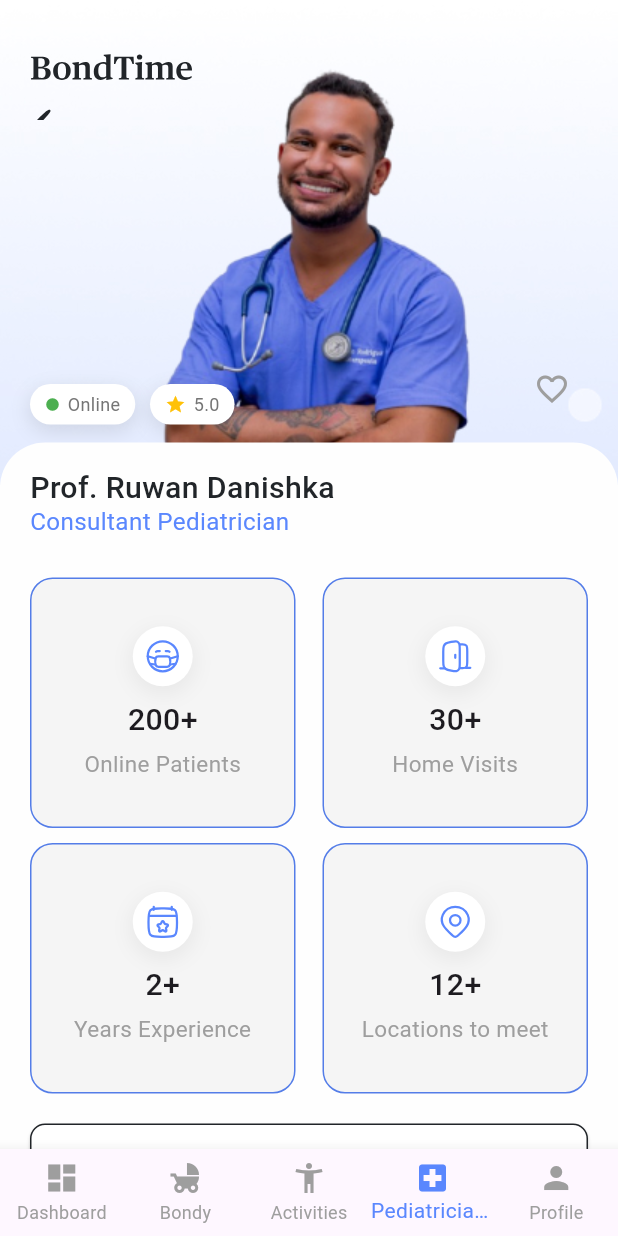
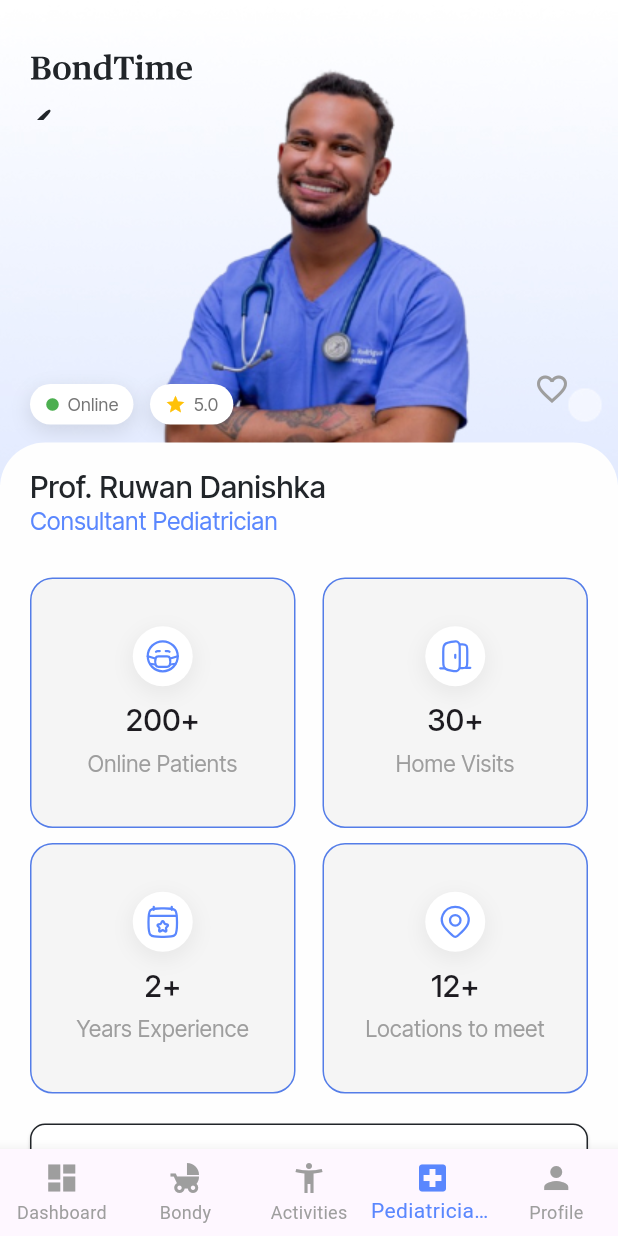
Before and after one commit to BondTime-New/Bondtime-App, a Flutter app: the screen it shows after launch, after a tap on "Reserve", on a phone screen of 412 x 824 dp. Run offline on Flutter 3.47's test engine with Material 3 defaults, Android fonts, the phone set to English and light mode, and no system bars; our stand-ins replace flutter_svg, logger.

Commit message:
feat: Replace delete button with heart icon in Favorites tab & define explicit font weights
- Replaced the delete button in the Favorites tab with the heart (favorite) button for UI consistency.
- Adjusted the spacing between the heart button and the Tel button to maintain proper alignment.

- Updated `pubspec.yaml` to explicitly define all used font weights (400, 500, 600, 700).
- Prevented Flutter from synthesizing missing font weights, ensuring accurate typography.

✅ These updates improve UI consistency and ensure correct font rendering across the app.

```diff
--- a/lib/widgets/pediatrician_card.dart
+++ b/lib/widgets/pediatrician_card.dart
@@ -65,8 +65,8 @@ class PediatricianCard extends StatelessWidget {
                           Text(
                             name,
                             style: TextStyle(
-                              fontSize: 20,
-                              fontWeight: FontWeight.w600,
+                              fontSize: 20.16,
+                              fontWeight: FontWeight.w500,
                               color: Color(0xFF212529),
                               fontFamily: 'InterTight',
                             ),
@@ -76,7 +76,8 @@ class PediatricianCard extends StatelessWidget {
                             style: TextStyle(
                               color: Colors.grey,
                               fontFamily: 'InterTight',
-                              fontSize: 14,
+                              fontSize: 16.15,
+                              fontWeight: FontWeight.w400,
                             ),
                           ),
                           SizedBox(height: 6),
@@ -162,7 +163,7 @@ class PediatricianCard extends StatelessWidget {
                       child: Text(
                         'Reserve',
                         style: TextStyle(
-                          fontSize: 14,
+                          fontSize: 16.15,
                           fontWeight: FontWeight.w600,
                           fontFamily: 'InterTight',
                         ),
@@ -225,26 +226,25 @@ class PediatricianCard extends StatelessWidget {
                       ),
                     ),
 
-                    // 🔥 Delete Button - Only in Favorites Tab
-                    if (isFavoriteTab) SizedBox(width: 43.8),
+                    // ✅ Add this gap before the Heart button
                     if (isFavoriteTab)
-                      Container(
-                        width: 42,
-                        height: 42,
-                        decoration: BoxDecoration(
-                          shape: BoxShape.circle,
-                          border: Border.all(color: Colors.red),
+                      SizedBox(width: 34), // Adjust width as needed
+                    // 🔥 Heart Button - Only in Favorites Tab
+                    if (isFavoriteTab)
+                      IconButton(
+                        icon: Icon(
+                          favoritesProvider.isFavorite(name)
+                              ? Icons.favorite
+                              : Icons.favorite_border, // Toggle Icon
+                          color:
+                              favoritesProvider.isFavorite(name)
+                                  ? Colors.red
+                                  : Colors.grey,
+                          size: 24,
                         ),
-                        child: IconButton(
-                          onPressed: () {
-                            favoritesProvider.toggleFavorite(name, imagePath);
-                          },
-                          icon: Icon(
-                            Icons.delete_outline,
-                            color: Colors.red,
-                            size: 20,
-                          ),
-                        ),
+                        onPressed: () {
+                          favoritesProvider.toggleFavorite(name, imagePath);
+                        },
                       ),
                   ],
                 ),
```
Also changed, not shown: pubspec.yaml (+6 -1 lines).
